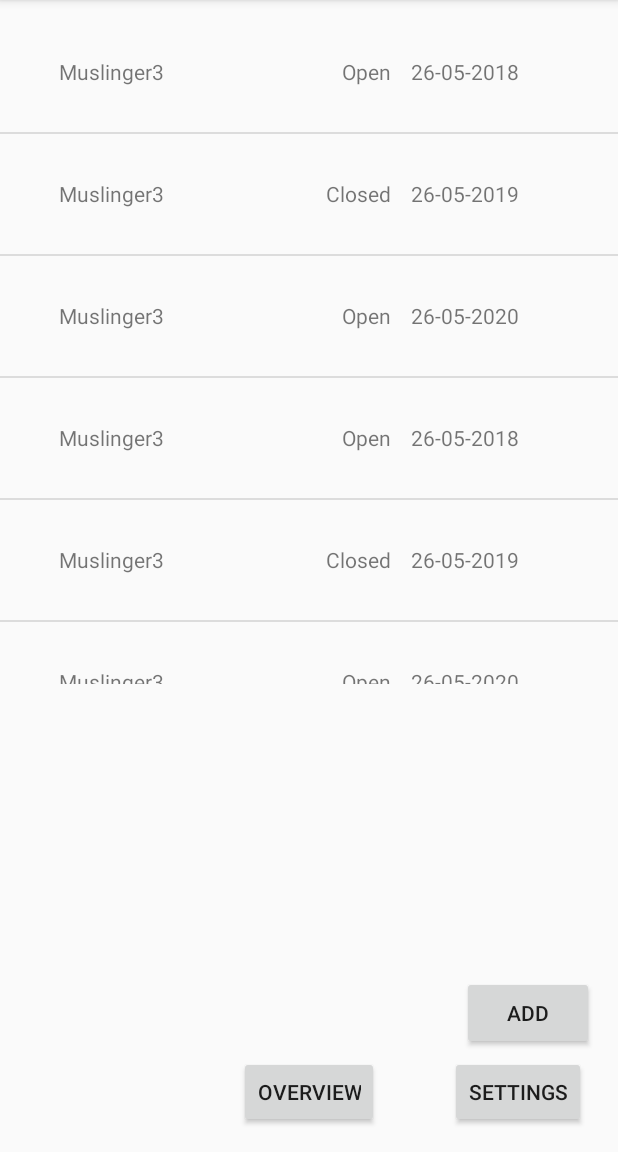
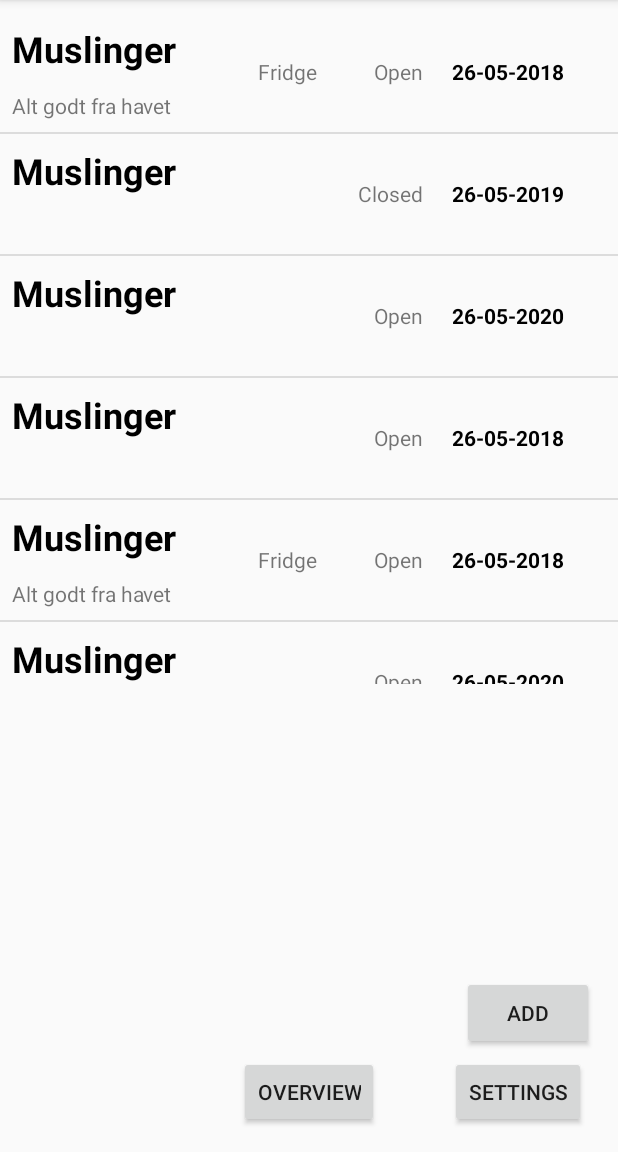
Before and after one commit to HamPaa35/P2_app_rep, an Android app: the inventory screen opened directly, with no data from a screen before it, on a phone screen of 412 x 824 dp, the part 84-1236 px from its top. Run offline under Robolectric (Android 15) with nearby library versions, the light colour scheme and no system bars.

Commit message:
Made it so that the list view can see the categories and storage method, and simplified the itemListAdapter

```diff
--- a/app/src/main/java/com/example/pjevs/projecttest1/ItemClass.java
+++ b/app/src/main/java/com/example/pjevs/projecttest1/ItemClass.java
@@ -45,9 +45,9 @@
         return itemCategory;
     }
 
-    //public void setItemCategory(String itemCategory) {
-    //    this.itemCategory = itemCategory.getName();
-    //}
+    public void setItemCategory(Category itemCategory) {
+        this.itemCategory = itemCategory.getName();
+    }
 
     public String getExpirationDate() {
         return expirationDate;
@@ -61,9 +61,9 @@
         return storageMethod;
     }
 
-    //public void setStorageMethod(Storage storageMethod) {
-    //    this.storageMethod = storageMethod;
-    //}
+    public void setStorageMethod(Storage storageMethod) {
+        this.storageMethod = storageMethod.getName();
+    }
 
     public String getOpenClosed() {
         return openClosed;
--- a/app/src/main/java/com/example/pjevs/projecttest1/inventory.java
+++ b/app/src/main/java/com/example/pjevs/projecttest1/inventory.java
@@ -28,17 +28,19 @@
         Log.d(TAG, "onCreate: Started");
         ListView foodList = (ListView) findViewById(R.id.foodList);
 
-        //Storage fridge = new Storage("Fridge");
-        //Category altGodtFraHavet = new Category("Alt godt fra havet", 3, 1, fridge);
-        ItemClass test1 = new ItemClass("Muslinger","26-05-2018", "Open");
+        Storage fridge = new Storage("Fridge");
+        Storage freezer = new Storage("Freezer");
+        Category altGodtFraHavet = new Category("Alt godt fra havet", 3, 1, fridge);
+        Category altGodtFralandet = new Category("Alt godt fra landet", 3, 1, fridge);
+        ItemClass test1 = new ItemClass("Muslinger", altGodtFraHavet, "26-05-2018", fridge, "Open");
         ItemClass test2 = new ItemClass("Muslinger2","26-05-2019", "Closed");
         ItemClass test3 = new ItemClass("Muslinger3","26-05-2020", "Open");
         ItemClass test4 = new ItemClass("Muslinger","26-05-2018", "Open");
-        ItemClass test5 = new ItemClass("Muslinger2","26-05-2019", "Closed");
+        ItemClass test5 = new ItemClass("Muslinger", altGodtFraHavet, "26-05-2018", fridge, "Open");
         ItemClass test6 = new ItemClass("Muslinger3","26-05-2020", "Open");
         ItemClass test7 = new ItemClass("Muslinger","26-05-2018", "Open");
         ItemClass test8 = new ItemClass("Muslinger2","26-05-2019", "Closed");
-        ItemClass test9 = new ItemClass("Muslinger3","26-05-2020", "Open");
+        ItemClass test9 = new ItemClass("Muslinger", altGodtFralandet, "26-05-2018", freezer, "Open");
 
         ArrayList<ItemClass> itemList = new ArrayList<>();
         itemList.add(test1);
--- a/app/src/main/java/com/example/pjevs/projecttest1/itemListAdapter.java
+++ b/app/src/main/java/com/example/pjevs/projecttest1/itemListAdapter.java
@@ -34,8 +34,8 @@
       String name = getItem(position).getName();
       String expirationDate = getItem(position).getExpirationDate();
       String openClosed = getItem(position).getOpenClosed();
-
-      ItemClass itemClass = new ItemClass(name, expirationDate, openClosed);
+      String itemCategory = getItem(position).getItemCategory();
+      String itemStorage = getItem(position).getStorageMethod();
 
       LayoutInflater inflater = LayoutInflater.from(mContext);
       convertView = inflater.inflate(mResources,parent,false);
@@ -43,10 +43,14 @@
       TextView tvName = (TextView) convertView.findViewById(R.id.textView1);
       TextView tvDate = (TextView) convertView.findViewById(R.id.textView2);
       TextView tvOpenClosed = (TextView) convertView.findViewById(R.id.textView3);
+      TextView tvCategory = (TextView) convertView.findViewById(R.id.textView4);
+      TextView tvStorage = (TextView) convertView.findViewById(R.id.textView5);
 
       tvName.setText(name);
       tvDate.setText(expirationDate);
       tvOpenClosed.setText(openClosed);
+      tvCategory.setText(itemCategory);
+      tvStorage.setText(itemStorage);
 
       return convertView;
   }
--- a/app/src/main/res/layout/activity_item.xml
+++ b/app/src/main/res/layout/activity_item.xml
@@ -25,9 +25,10 @@
             android:layout_width="wrap_content"
             android:layout_height="wrap_content"
             android:layout_alignParentStart="true"
-            android:layout_centerVertical="true"
-            android:layout_marginStart="31dp"
-            />
+            android:textAlignment="textStart"
+            android:textColor="@android:color/black"
+            android:textSize="24sp"
+            android:textStyle="bold" />
 
         <TextView
             android:id="@+id/textView2"
@@ -35,7 +36,9 @@
             android:layout_height="wrap_content"
             android:layout_alignParentEnd="true"
             android:layout_centerVertical="true"
-            android:layout_marginEnd="30dp" />
+            android:textAlignment="textEnd"
+            android:textColor="@android:color/black"
+            android:textStyle="bold" />
 
         <TextView
             android:id="@+id/textView3"
@@ -43,7 +46,22 @@
             android:layout_height="wrap_content"
             android:layout_alignParentEnd="true"
             android:layout_centerVertical="true"
-            android:layout_marginEnd="115dp"/>
+            android:layout_marginEnd="94dp"
+            android:textAlignment="center" />
+
+        <TextView
+            android:id="@+id/textView4"
+            android:layout_width="wrap_content"
+            android:layout_height="wrap_content"
+            android:layout_alignParentBottom="true"
+            android:layout_alignParentStart="true"
+            android:textAlignment="textStart" />
+
+        <TextView
+            android:id="@+id/textView5"
+            android:layout_width="wrap_content"
+            android:layout_height="wrap_content"
+            android:layout_centerInParent="true" />
 
     </RelativeLayout>
 </android.support.constraint.ConstraintLayout>
```
